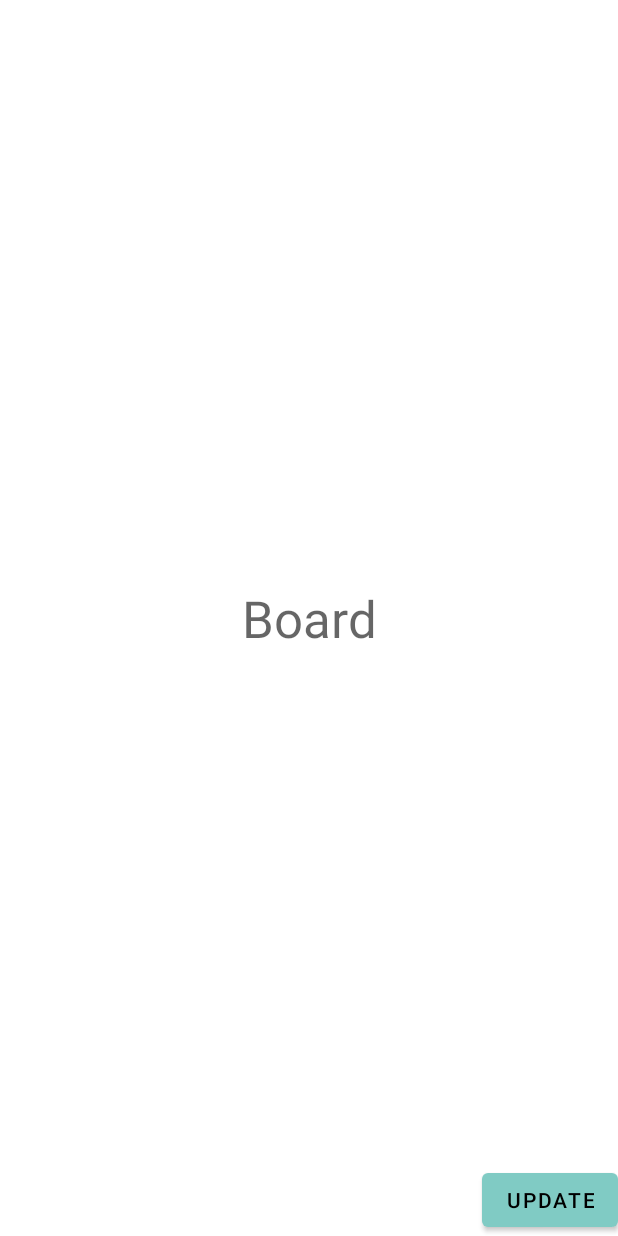
After one commit to hkucs-makerlab/Play-Connect4-with-Robotic-Arm-via-App, an Android app: the layout activity_board.xml on its own in the app's theme, with its tools: preview values and no code run, on a phone screen of 412 x 824 dp. The commit adds this screen. Run offline under Robolectric (Android 15) with nearby library versions, the phone set to English and light mode, and no system bars.

Commit message:
[Alan] Board detection and primary board status display integrated

```diff
--- a/app/src/main/AndroidManifest.xml
+++ b/app/src/main/AndroidManifest.xml
@@ -44,7 +44,11 @@
             android:label="Auto Mode Activity"
             >
         </activity>
-
+        <activity
+            android:name=".BoardActivity"
+            android:label="Board Activity"
+            >
+        </activity>
         <activity
             android:name="com.makerlab.ui.BluetoothDevListActivity"
             android:label="Scanning Bluetooth Devices"
--- a/app/src/main/res/layout/activity_auto.xml
+++ b/app/src/main/res/layout/activity_auto.xml
@@ -13,7 +13,8 @@
         app:layout_constraintBottom_toBottomOf="parent"
         app:layout_constraintEnd_toEndOf="parent"
         app:layout_constraintStart_toStartOf="parent"
-        app:layout_constraintTop_toTopOf="parent">
+        app:layout_constraintTop_toTopOf="parent"
+        >
 
         <org.opencv.android.JavaCameraView
             android:id="@+id/cameraview"
--- /dev/null
+++ b/app/src/main/res/layout/activity_board.xml
@@ -0,0 +1,57 @@
+<?xml version="1.0" encoding="utf-8"?>
+<androidx.constraintlayout.widget.ConstraintLayout xmlns:android="http://schemas.android.com/apk/res/android"
+    xmlns:app="http://schemas.android.com/apk/res-auto"
+    xmlns:tools="http://schemas.android.com/tools"
+    android:layout_width="match_parent"
+    android:layout_height="match_parent"
+    tools:context=".BoardActivity">
+
+
+    <androidx.constraintlayout.widget.ConstraintLayout
+        android:id="@+id/constraintLayout"
+        android:layout_width="match_parent"
+        android:layout_height="match_parent"
+        android:visibility="invisible">
+
+        <org.opencv.android.JavaCameraView
+            android:id="@+id/cameraview1"
+            android:layout_width="match_parent"
+            android:layout_height="match_parent"
+            tools:layout_editor_absoluteX="0dp"
+            tools:layout_editor_absoluteY="133dp" />
+
+
+    </androidx.constraintlayout.widget.ConstraintLayout>
+
+    <androidx.constraintlayout.widget.ConstraintLayout
+        android:id="@+id/constraintLayout1"
+        android:layout_width="match_parent"
+        android:layout_height="match_parent">
+
+        <TextView
+            android:id="@+id/textView2"
+            android:layout_width="wrap_content"
+            android:layout_height="wrap_content"
+            android:text="Board"
+            android:textAppearance="@style/TextAppearance.AppCompat.Display1"
+            app:layout_constraintBottom_toBottomOf="parent"
+            app:layout_constraintEnd_toEndOf="parent"
+            app:layout_constraintStart_toStartOf="parent"
+            app:layout_constraintTop_toTopOf="parent"
+            tools:ignore="MissingConstraints" />
+
+        <Button
+            android:id="@+id/update"
+            android:layout_width="wrap_content"
+            android:layout_height="wrap_content"
+            android:onClick="changeText"
+            android:text="Update"
+            app:layout_constraintBottom_toBottomOf="parent"
+            app:layout_constraintEnd_toEndOf="parent"
+            tools:ignore="MissingConstraints" />
+
+    </androidx.constraintlayout.widget.ConstraintLayout>
+
+
+
+</androidx.constraintlayout.widget.ConstraintLayout>
```
Also changed, not shown: app/src/main/java/hk/hku/cs/fyp_connectfourbot/AutoActivity.java (+57 -48 lines), app/src/main/java/hk/hku/cs/fyp_connectfourbot/BoardActivity.java (added, +245 -0 lines), app/src/main/java/hk/hku/cs/fyp_connectfourbot/Coordinates.java (added, +16 -0 lines).
